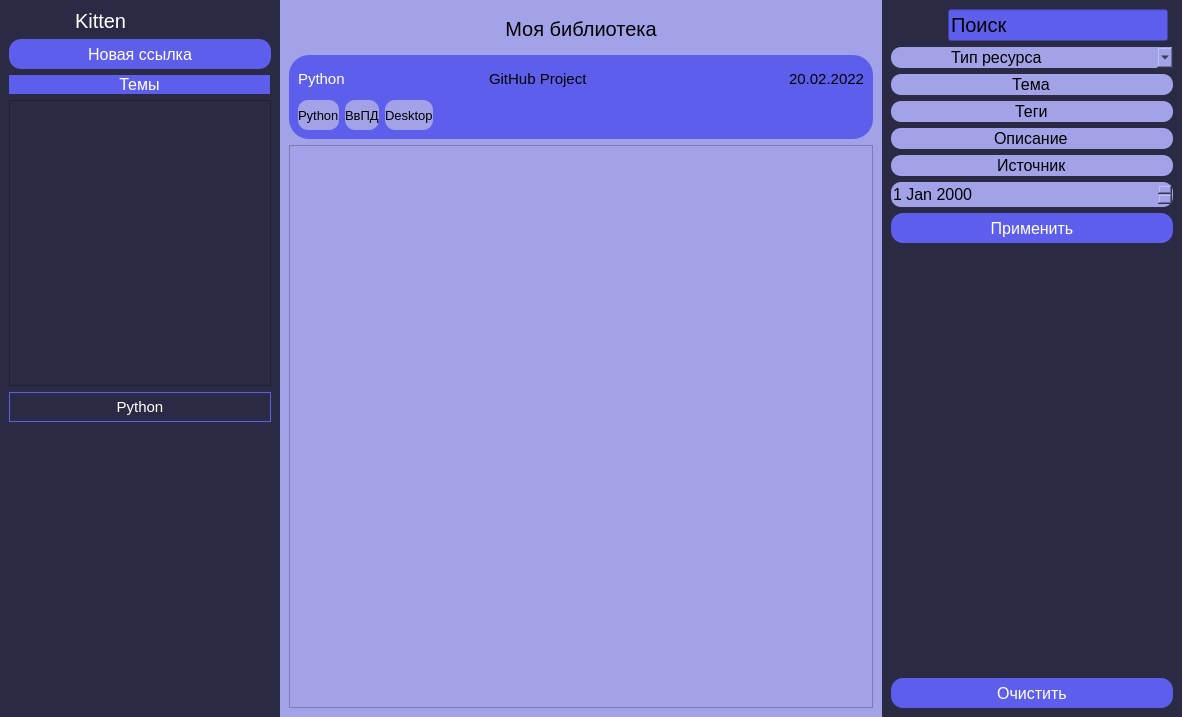
The window that orig.ui (Liqror/Links-agregator) describes before a commit, drawn with Qt 5.
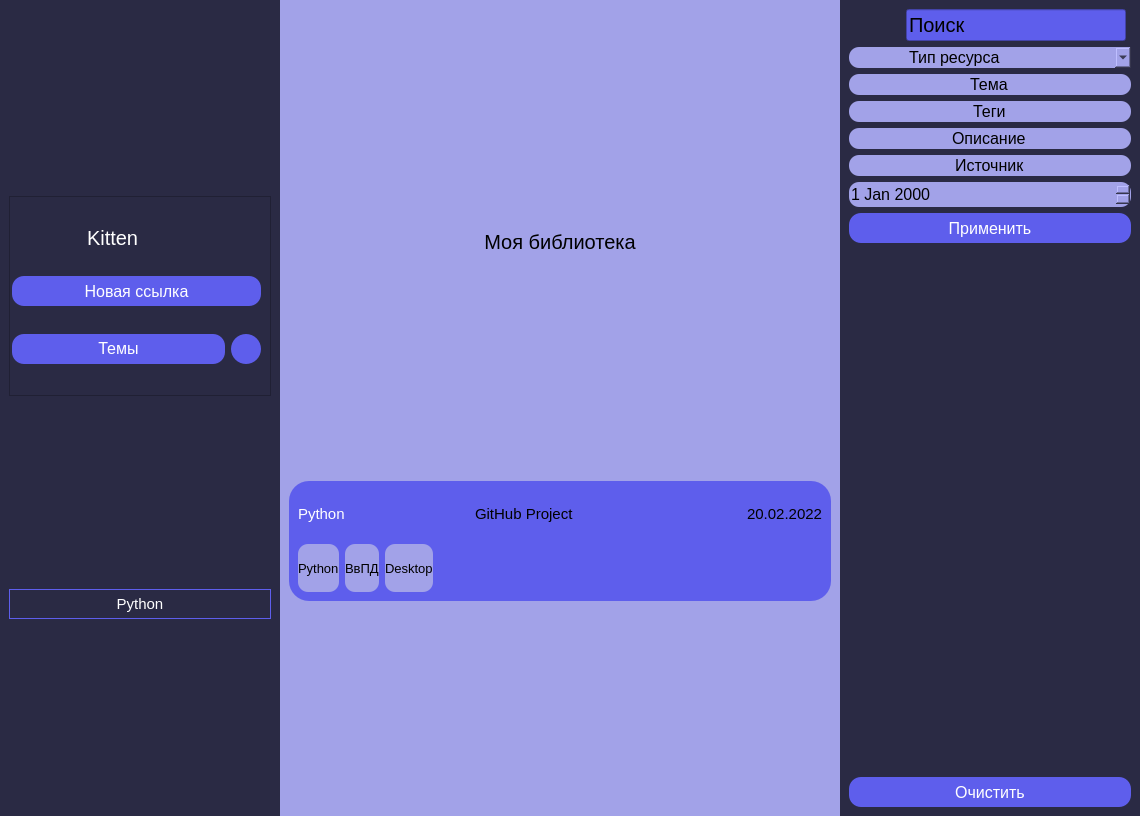
The same window after the commit. Icons and pictures are not drawn.

Commit message: Поправка макета в дизайнере, добавление pyqt5 в venv

```diff
--- a/orig.ui
+++ b/orig.ui
@@ -6,15 +6,18 @@
    <rect>
     <x>0</x>
     <y>0</y>
-    <width>1182</width>
-    <height>717</height>
+    <width>1140</width>
+    <height>816</height>
    </rect>
   </property>
   <property name="windowTitle">
    <string>MainWindow</string>
   </property>
   <widget class="QWidget" name="centralwidget">
-   <layout class="QGridLayout" name="gridLayout">
+   <layout class="QHBoxLayout" name="horizontalLayout_3">
+    <property name="spacing">
+     <number>0</number>
+    </property>
     <property name="leftMargin">
      <number>0</number>
     </property>
@@ -27,10 +30,530 @@
     <property name="bottomMargin">
      <number>0</number>
     </property>
-    <property name="spacing">
-     <number>0</number>
-    </property>
-    <item row="0" column="2">
+    <item>
+     <widget class="QFrame" name="userThemeFrame">
+      <property name="minimumSize">
+       <size>
+        <width>280</width>
+        <height>0</height>
+       </size>
+      </property>
+      <property name="maximumSize">
+       <size>
+        <width>282</width>
+        <height>16777215</height>
+       </size>
+      </property>
+      <property name="styleSheet">
+       <string notr="true">background-color: rgb(42, 42, 68);</string>
+      </property>
+      <layout class="QVBoxLayout" name="userThemeLayout">
+       <item>
+        <widget class="QFrame" name="userFrame">
+         <property name="enabled">
+          <bool>true</bool>
+         </property>
+         <property name="maximumSize">
+          <size>
+           <width>16777215</width>
+           <height>200</height>
+          </size>
+         </property>
+         <property name="frameShape">
+          <enum>QFrame::StyledPanel</enum>
+         </property>
+         <property name="frameShadow">
+          <enum>QFrame::Raised</enum>
+         </property>
+         <layout class="QVBoxLayout" name="verticalLayout_5">
+          <property name="leftMargin">
+           <number>2</number>
+          </property>
+          <item>
+           <widget class="QWidget" name="userWidget" native="true">
+            <property name="sizePolicy">
+             <sizepolicy hsizetype="Preferred" vsizetype="Fixed">
+              <horstretch>0</horstretch>
+              <verstretch>0</verstretch>
+             </sizepolicy>
+            </property>
+            <layout class="QHBoxLayout" name="user">
+             <item>
+              <widget class="QLabel" name="userImage">
+               <property name="maximumSize">
+                <size>
+                 <width>60</width>
+                 <height>50</height>
+                </size>
+               </property>
+               <property name="styleSheet">
+                <string notr="true">border-radius: 5px;</string>
+               </property>
+               <property name="text">
+                <string/>
+               </property>
+               <property name="pixmap">
+                <pixmap>Pic/rounded-userdog.png</pixmap>
+               </property>
+               <property name="scaledContents">
+                <bool>true</bool>
+               </property>
+              </widget>
+             </item>
+             <item>
+              <widget class="QLabel" name="userName">
+               <property name="font">
+                <font>
+                 <family>Arial</family>
+                 <pointsize>15</pointsize>
+                </font>
+               </property>
+               <property name="styleSheet">
+                <string notr="true">color: rgb(255, 255, 255);</string>
+               </property>
+               <property name="text">
+                <string>Kitten</string>
+               </property>
+               <property name="textFormat">
+                <enum>Qt::AutoText</enum>
+               </property>
+               <property name="alignment">
+                <set>Qt::AlignLeading|Qt::AlignLeft|Qt::AlignVCenter</set>
+               </property>
+              </widget>
+             </item>
+            </layout>
+           </widget>
+          </item>
+          <item>
+           <widget class="QPushButton" name="newLinkButton">
+            <property name="minimumSize">
+             <size>
+              <width>0</width>
+              <height>30</height>
+             </size>
+            </property>
+            <property name="font">
+             <font>
+              <pointsize>12</pointsize>
+             </font>
+            </property>
+            <property name="styleSheet">
+             <string notr="true">background: #5E5EEC;
+border-radius: 12px;
+color: rgb(255, 255, 255);</string>
+            </property>
+            <property name="text">
+             <string>Новая ссылка</string>
+            </property>
+            <property name="iconSize">
+             <size>
+              <width>16</width>
+              <height>16</height>
+             </size>
+            </property>
+           </widget>
+          </item>
+          <item>
+           <widget class="QWidget" name="themeWidget" native="true">
+            <property name="sizePolicy">
+             <sizepolicy hsizetype="Minimum" vsizetype="Fixed">
+              <horstretch>0</horstretch>
+              <verstretch>0</verstretch>
+             </sizepolicy>
+            </property>
+            <property name="maximumSize">
+             <size>
+              <width>262</width>
+              <height>52</height>
+             </size>
+            </property>
+            <layout class="QHBoxLayout" name="addNewTheme">
+             <property name="leftMargin">
+              <number>0</number>
+             </property>
+             <property name="rightMargin">
+              <number>0</number>
+             </property>
+             <item>
+              <widget class="QLabel" name="themeLable">
+               <property name="sizePolicy">
+                <sizepolicy hsizetype="Minimum" vsizetype="Fixed">
+                 <horstretch>0</horstretch>
+                 <verstretch>0</verstretch>
+                </sizepolicy>
+               </property>
+               <property name="minimumSize">
+                <size>
+                 <width>0</width>
+                 <height>30</height>
+                </size>
+               </property>
+               <property name="font">
+                <font>
+                 <pointsize>12</pointsize>
+                </font>
+               </property>
+               <property name="cursor">
+                <cursorShape>ArrowCursor</cursorShape>
+               </property>
+               <property name="focusPolicy">
+                <enum>Qt::WheelFocus</enum>
+               </property>
+               <property name="styleSheet">
+                <string notr="true">background: #5E5EEC;
+border-radius: 12px;
+color: rgb(255, 255, 255);</string>
+               </property>
+               <property name="text">
+                <string>Темы</string>
+               </property>
+               <property name="scaledContents">
+                <bool>false</bool>
+               </property>
+               <property name="alignment">
+                <set>Qt::AlignCenter</set>
+               </property>
+              </widget>
+             </item>
+             <item>
+              <widget class="QLabel" name="plas">
+               <property name="maximumSize">
+                <size>
+                 <width>30</width>
+                 <height>30</height>
+                </size>
+               </property>
+               <property name="focusPolicy">
+                <enum>Qt::WheelFocus</enum>
+               </property>
+               <property name="styleSheet">
+                <string notr="true">background: #5E5EEC;
+border-radius: 15px;
+color: rgb(255, 255, 255);</string>
+               </property>
+               <property name="text">
+                <string/>
+               </property>
+               <property name="pixmap">
+                <pixmap>Pic/другой плюс.png</pixmap>
+               </property>
+               <property name="scaledContents">
+                <bool>true</bool>
+               </property>
+              </widget>
+             </item>
+            </layout>
+            <zorder>themeLable</zorder>
+            <zorder>plas</zorder>
+           </widget>
+          </item>
+         </layout>
+        </widget>
+       </item>
+       <item>
+        <layout class="QVBoxLayout" name="themesLayout"/>
+       </item>
+       <item>
+        <widget class="QPushButton" name="theme_1">
+         <property name="minimumSize">
+          <size>
+           <width>215</width>
+           <height>30</height>
+          </size>
+         </property>
+         <property name="font">
+          <font>
+           <family>Arial</family>
+           <pointsize>11</pointsize>
+          </font>
+         </property>
+         <property name="styleSheet">
+          <string notr="true">border: 1px solid #5E5EEC; 
+
+color: rgb(255, 255, 255);</string>
+         </property>
+         <property name="text">
+          <string>Python</string>
+         </property>
+        </widget>
+       </item>
+      </layout>
+     </widget>
+    </item>
+    <item>
+     <widget class="QFrame" name="Frame">
+      <property name="maximumSize">
+       <size>
+        <width>16777215</width>
+        <height>16777215</height>
+       </size>
+      </property>
+      <property name="styleSheet">
+       <string notr="true">background-color: rgb(162, 162, 232);</string>
+      </property>
+      <layout class="QVBoxLayout" name="libraryLayout">
+       <item>
+        <widget class="QFrame" name="nameFrame">
+         <property name="maximumSize">
+          <size>
+           <width>16777215</width>
+           <height>60</height>
+          </size>
+         </property>
+         <layout class="QHBoxLayout" name="horizontalLayout">
+          <property name="sizeConstraint">
+           <enum>QLayout::SetMaximumSize</enum>
+          </property>
+          <item>
+           <widget class="QLabel" name="label">
+            <property name="maximumSize">
+             <size>
+              <width>45</width>
+              <height>40</height>
+             </size>
+            </property>
+            <property name="text">
+             <string/>
+            </property>
+            <property name="pixmap">
+             <pixmap>Pic/стрелка назад для темы2.jpg</pixmap>
+            </property>
+            <property name="scaledContents">
+             <bool>true</bool>
+            </property>
+           </widget>
+          </item>
+          <item>
+           <widget class="QLabel" name="nameOfLayout">
+            <property name="minimumSize">
+             <size>
+              <width>400</width>
+              <height>40</height>
+             </size>
+            </property>
+            <property name="maximumSize">
+             <size>
+              <width>16777215</width>
+              <height>50</height>
+             </size>
+            </property>
+            <property name="font">
+             <font>
+              <family>Arial</family>
+              <pointsize>15</pointsize>
+             </font>
+            </property>
+            <property name="text">
+             <string>Моя библиотека</string>
+            </property>
+            <property name="alignment">
+             <set>Qt::AlignCenter</set>
+            </property>
+           </widget>
+          </item>
+          <item>
+           <widget class="QLabel" name="nothingLabel">
+            <property name="maximumSize">
+             <size>
+              <width>45</width>
+              <height>40</height>
+             </size>
+            </property>
+            <property name="text">
+             <string/>
+            </property>
+           </widget>
+          </item>
+         </layout>
+        </widget>
+       </item>
+       <item>
+        <widget class="QFrame" name="linkFrame">
+         <property name="maximumSize">
+          <size>
+           <width>16777215</width>
+           <height>120</height>
+          </size>
+         </property>
+         <property name="styleSheet">
+          <string notr="true">background: #5E5EEC;
+border-radius: 20px;</string>
+         </property>
+         <layout class="QVBoxLayout" name="linkLayout">
+          <item>
+           <layout class="QHBoxLayout" name="linkDescription">
+            <item>
+             <widget class="QLabel" name="themeName_2">
+              <property name="minimumSize">
+               <size>
+                <width>0</width>
+                <height>0</height>
+               </size>
+              </property>
+              <property name="font">
+               <font>
+                <family>Arial</family>
+                <pointsize>11</pointsize>
+               </font>
+              </property>
+              <property name="styleSheet">
+               <string notr="true">color: rgb(255, 255, 255);</string>
+              </property>
+              <property name="text">
+               <string>Python</string>
+              </property>
+             </widget>
+            </item>
+            <item>
+             <widget class="QLabel" name="linksName_2">
+              <property name="minimumSize">
+               <size>
+                <width>0</width>
+                <height>30</height>
+               </size>
+              </property>
+              <property name="font">
+               <font>
+                <family>Arial</family>
+                <pointsize>11</pointsize>
+               </font>
+              </property>
+              <property name="text">
+               <string>GitHub Project</string>
+              </property>
+             </widget>
+            </item>
+            <item>
+             <widget class="QLabel" name="dateOfCreation_2">
+              <property name="enabled">
+               <bool>true</bool>
+              </property>
+              <property name="font">
+               <font>
+                <family>Arial</family>
+                <pointsize>11</pointsize>
+               </font>
+              </property>
+              <property name="layoutDirection">
+               <enum>Qt::LeftToRight</enum>
+              </property>
+              <property name="text">
+               <string>20.02.2022</string>
+              </property>
+              <property name="alignment">
+               <set>Qt::AlignRight|Qt::AlignTrailing|Qt::AlignVCenter</set>
+              </property>
+             </widget>
+            </item>
+           </layout>
+          </item>
+          <item>
+           <layout class="QHBoxLayout" name="tagslLayout">
+            <item>
+             <widget class="QLabel" name="tag_3">
+              <property name="minimumSize">
+               <size>
+                <width>0</width>
+                <height>30</height>
+               </size>
+              </property>
+              <property name="font">
+               <font>
+                <family>Arial</family>
+                <pointsize>10</pointsize>
+               </font>
+              </property>
+              <property name="styleSheet">
+               <string notr="true">background: #A2A2E8;
+border-radius: 10px;</string>
+              </property>
+              <property name="text">
+               <string>Python</string>
+              </property>
+             </widget>
+            </item>
+            <item>
+             <widget class="QLabel" name="tag_2">
+              <property name="minimumSize">
+               <size>
+                <width>0</width>
+                <height>30</height>
+               </size>
+              </property>
+              <property name="font">
+               <font>
+                <family>Arial</family>
+                <pointsize>10</pointsize>
+               </font>
+              </property>
+              <property name="styleSheet">
+               <string notr="true">background: #A2A2E8;
+border-radius: 10px;</string>
+              </property>
+              <property name="text">
+               <string>ВвПД</string>
+              </property>
+             </widget>
+            </item>
+            <item>
+             <widget class="QLabel" name="tag">
+              <property name="minimumSize">
+               <size>
+                <width>0</width>
+                <height>30</height>
+               </size>
+              </property>
+              <property name="maximumSize">
+               <size>
+                <width>16777215</width>
+                <height>16777215</height>
+               </size>
+              </property>
+              <property name="font">
+               <font>
+                <family>Arial</family>
+                <pointsize>10</pointsize>
+               </font>
+              </property>
+              <property name="styleSheet">
+               <string notr="true">background: #A2A2E8;
+border-radius: 10px;</string>
+              </property>
+              <property name="text">
+               <string>Desktop</string>
+              </property>
+             </widget>
+            </item>
+            <item>
+             <spacer name="tagSpacer">
+              <property name="orientation">
+               <enum>Qt::Horizontal</enum>
+              </property>
+              <property name="sizeHint" stdset="0">
+               <size>
+                <width>40</width>
+                <height>20</height>
+               </size>
+              </property>
+             </spacer>
+            </item>
+           </layout>
+          </item>
+         </layout>
+        </widget>
+       </item>
+       <item>
+        <layout class="QVBoxLayout" name="centralLayout">
+         <property name="sizeConstraint">
+          <enum>QLayout::SetNoConstraint</enum>
+         </property>
+        </layout>
+       </item>
+      </layout>
+     </widget>
+    </item>
+    <item>
      <widget class="QFrame" name="searchFrame">
       <property name="maximumSize">
        <size>
@@ -310,453 +833,6 @@
       </layout>
      </widget>
     </item>
-    <item row="0" column="1">
-     <widget class="QFrame" name="Frame">
-      <property name="maximumSize">
-       <size>
-        <width>16777215</width>
-        <height>16777215</height>
-       </size>
-      </property>
-      <property name="styleSheet">
-       <string notr="true">background-color: rgb(162, 162, 232);</string>
-      </property>
-      <layout class="QVBoxLayout" name="libraryLayout">
-       <item>
-        <layout class="QHBoxLayout" name="horizontalLayout">
-         <item>
-          <widget class="QLabel" name="label">
-           <property name="maximumSize">
-            <size>
-             <width>45</width>
-             <height>40</height>
-            </size>
-           </property>
-           <property name="text">
-            <string/>
-           </property>
-           <property name="pixmap">
-            <pixmap>Pic/стрелка назад для темы2.jpg</pixmap>
-           </property>
-           <property name="scaledContents">
-            <bool>true</bool>
-           </property>
-          </widget>
-         </item>
-         <item>
-          <widget class="QLabel" name="nameOfLayout">
-           <property name="minimumSize">
-            <size>
-             <width>400</width>
-             <height>40</height>
-            </size>
-           </property>
-           <property name="maximumSize">
-            <size>
-             <width>16777215</width>
-             <height>16777215</height>
-            </size>
-           </property>
-           <property name="font">
-            <font>
-             <family>Arial</family>
-             <pointsize>15</pointsize>
-            </font>
-           </property>
-           <property name="text">
-            <string>Моя библиотека</string>
-           </property>
-           <property name="alignment">
-            <set>Qt::AlignCenter</set>
-           </property>
-          </widget>
-         </item>
-         <item>
-          <widget class="QLabel" name="nothingLabel">
-           <property name="maximumSize">
-            <size>
-             <width>45</width>
-             <height>40</height>
-            </size>
-           </property>
-           <property name="text">
-            <string/>
-           </property>
-          </widget>
-         </item>
-        </layout>
-       </item>
-       <item>
-        <widget class="QFrame" name="linkFrame">
-         <property name="styleSheet">
-          <string notr="true">background: #5E5EEC;
-border-radius: 20px;</string>
-         </property>
-         <layout class="QVBoxLayout" name="linkLayout">
-          <item>
-           <layout class="QHBoxLayout" name="linkDescription">
-            <item>
-             <widget class="QLabel" name="themeName_2">
-              <property name="minimumSize">
-               <size>
-                <width>0</width>
-                <height>0</height>
-               </size>
-              </property>
-              <property name="font">
-               <font>
-                <family>Arial</family>
-                <pointsize>11</pointsize>
-               </font>
-              </property>
-              <property name="styleSheet">
-               <string notr="true">color: rgb(255, 255, 255);</string>
-              </property>
-              <property name="text">
-               <string>Python</string>
-              </property>
-             </widget>
-            </item>
-            <item>
-             <widget class="QLabel" name="linksName_2">
-              <property name="minimumSize">
-               <size>
-                <width>0</width>
-                <height>30</height>
-               </size>
-              </property>
-              <property name="font">
-               <font>
-                <family>Arial</family>
-                <pointsize>11</pointsize>
-               </font>
-              </property>
-              <property name="text">
-               <string>GitHub Project</string>
-              </property>
-             </widget>
-            </item>
-            <item>
-             <widget class="QLabel" name="dateOfCreation_2">
-              <property name="enabled">
-               <bool>true</bool>
-              </property>
-              <property name="font">
-               <font>
-                <family>Arial</family>
-                <pointsize>11</pointsize>
-               </font>
-              </property>
-              <property name="layoutDirection">
-               <enum>Qt::LeftToRight</enum>
-              </property>
-              <property name="text">
-               <string>20.02.2022</string>
-              </property>
-              <property name="alignment">
-               <set>Qt::AlignRight|Qt::AlignTrailing|Qt::AlignVCenter</set>
-              </property>
-             </widget>
-            </item>
-           </layout>
-          </item>
-          <item>
-           <layout class="QHBoxLayout" name="tagslLayout">
-            <item>
-             <widget class="QLabel" name="tag_3">
-              <property name="minimumSize">
-               <size>
-                <width>0</width>
-                <height>30</height>
-               </size>
-              </property>
-              <property name="font">
-               <font>
-                <family>Arial</family>
-                <pointsize>10</pointsize>
-               </font>
-              </property>
-              <property name="styleSheet">
-               <string notr="true">background: #A2A2E8;
-border-radius: 10px;</string>
-              </property>
-              <property name="text">
-               <string>Python</string>
-              </property>
-             </widget>
-            </item>
-            <item>
-             <widget class="QLabel" name="tag_2">
-              <property name="minimumSize">
-               <size>
-                <width>0</width>
-                <height>30</height>
-               </size>
-              </property>
-              <property name="font">
-               <font>
-                <family>Arial</family>
-                <pointsize>10</pointsize>
-               </font>
-              </property>
-              <property name="styleSheet">
-               <string notr="true">background: #A2A2E8;
-border-radius: 10px;</string>
-              </property>
-              <property name="text">
-               <string>ВвПД</string>
-              </property>
-             </widget>
-            </item>
-            <item>
-             <widget class="QLabel" name="tag">
-              <property name="minimumSize">
-               <size>
-                <width>0</width>
-                <height>30</height>
-               </size>
-              </property>
-              <property name="maximumSize">
-               <size>
-                <width>16777215</width>
-                <height>16777215</height>
-               </size>
-              </property>
-              <property name="font">
-               <font>
-                <family>Arial</family>
-                <pointsize>10</pointsize>
-               </font>
-              </property>
-              <property name="styleSheet">
-               <string notr="true">background: #A2A2E8;
-border-radius: 10px;</string>
-              </property>
-              <property name="text">
-               <string>Desktop</string>
-              </property>
-             </widget>
-            </item>
-            <item>
-             <spacer name="tagSpacer">
-              <property name="orientation">
-               <enum>Qt::Horizontal</enum>
-              </property>
-              <property name="sizeHint" stdset="0">
-               <size>
-                <width>40</width>
-                <height>20</height>
-               </size>
-              </property>
-             </spacer>
-            </item>
-           </layout>
-          </item>
-         </layout>
-        </widget>
-       </item>
-       <item>
-        <widget class="QListView" name="libraryView"/>
-       </item>
-      </layout>
-     </widget>
-    </item>
-    <item row="0" column="0">
-     <widget class="QFrame" name="userThemeFrame">
-      <property name="minimumSize">
-       <size>
-        <width>0</width>
-        <height>0</height>
-       </size>
-      </property>
-      <property name="maximumSize">
-       <size>
-        <width>280</width>
-        <height>16777215</height>
-       </size>
-      </property>
-      <property name="styleSheet">
-       <string notr="true">background-color: rgb(42, 42, 68);</string>
-      </property>
-      <layout class="QVBoxLayout" name="userThemeLayout">
-       <item>
-        <layout class="QHBoxLayout" name="user">
-         <item>
-          <widget class="QLabel" name="userImage">
-           <property name="maximumSize">
-            <size>
-             <width>60</width>
-             <height>50</height>
-            </size>
-           </property>
-           <property name="styleSheet">
-            <string notr="true">border-radius: 5px;</string>
-           </property>
-           <property name="text">
-            <string/>
-           </property>
-           <property name="pixmap">
-            <pixmap>Pic/rounded-userdog.png</pixmap>
-           </property>
-           <property name="scaledContents">
-            <bool>true</bool>
-           </property>
-          </widget>
-         </item>
-         <item>
-          <widget class="QLabel" name="userName">
-           <property name="font">
-            <font>
-             <family>Arial</family>
-             <pointsize>15</pointsize>
-            </font>
-           </property>
-           <property name="styleSheet">
-            <string notr="true">color: rgb(255, 255, 255);</string>
-           </property>
-           <property name="text">
-            <string>Kitten</string>
-           </property>
-           <property name="textFormat">
-            <enum>Qt::AutoText</enum>
-           </property>
-           <property name="alignment">
-            <set>Qt::AlignLeading|Qt::AlignLeft|Qt::AlignVCenter</set>
-           </property>
-          </widget>
-         </item>
-        </layout>
-       </item>
-       <item>
-        <widget class="QPushButton" name="newLinkButton">
-         <property name="minimumSize">
-          <size>
-           <width>0</width>
-           <height>30</height>
-          </size>
-         </property>
-         <property name="font">
-          <font>
-           <pointsize>12</pointsize>
-          </font>
-         </property>
-         <property name="styleSheet">
-          <string notr="true">background: #5E5EEC;
-border-radius: 12px;
-color: rgb(255, 255, 255);</string>
-         </property>
-         <property name="text">
-          <string>Новая ссылка</string>
-         </property>
-         <property name="iconSize">
-          <size>
-           <width>16</width>
-           <height>16</height>
-          </size>
-         </property>
-        </widget>
-       </item>
-       <item>
-        <layout class="QHBoxLayout" name="addNewTheme">
-         <item>
-          <widget class="QLabel" name="themeLable">
-           <property name="minimumSize">
-            <size>
-             <width>261</width>
-             <height>0</height>
-            </size>
-           </property>
-           <property name="font">
-            <font>
-             <pointsize>12</pointsize>
-            </font>
-           </property>
-           <property name="cursor">
-            <cursorShape>ArrowCursor</cursorShape>
-           </property>
-           <property name="styleSheet">
-            <string notr="true">background: #5E5EEC;
-border-radius: 12px;
-color: rgb(255, 255, 255);</string>
-           </property>
-           <property name="text">
-            <string>Темы</string>
-           </property>
-           <property name="alignment">
-            <set>Qt::AlignCenter</set>
-           </property>
-          </widget>
-         </item>
-         <item>
-          <widget class="QLabel" name="plas">
-           <property name="maximumSize">
-            <size>
-             <width>30</width>
-             <height>30</height>
-            </size>
-           </property>
-           <property name="focusPolicy">
-            <enum>Qt::WheelFocus</enum>
-           </property>
-           <property name="styleSheet">
-            <string notr="true">background: transparent;</string>
-           </property>
-           <property name="text">
-            <string/>
-           </property>
-           <property name="pixmap">
-            <pixmap>Pic/другой плюс.png</pixmap>
-           </property>
-           <property name="scaledContents">
-            <bool>true</bool>
-           </property>
-          </widget>
-         </item>
-        </layout>
-       </item>
-       <item>
-        <widget class="QListView" name="listView"/>
-       </item>
-       <item>
-        <widget class="QPushButton" name="theme_1">
-         <property name="minimumSize">
-          <size>
-           <width>215</width>
-           <height>30</height>
-          </size>
-         </property>
-         <property name="font">
-          <font>
-           <family>Arial</family>
-           <pointsize>11</pointsize>
-          </font>
-         </property>
-         <property name="styleSheet">
-          <string notr="true">border: 1px solid #5E5EEC; 
-
-color: rgb(255, 255, 255);</string>
-         </property>
-         <property name="text">
-          <string>Python</string>
-         </property>
-        </widget>
-       </item>
-       <item>
-        <spacer name="themeSpacer">
-         <property name="orientation">
-          <enum>Qt::Vertical</enum>
-         </property>
-         <property name="sizeHint" stdset="0">
-          <size>
-           <width>20</width>
-           <height>40</height>
-          </size>
-         </property>
-        </spacer>
-       </item>
-      </layout>
-     </widget>
-    </item>
    </layout>
   </widget>
  </widget>
```
The commit also changes 3 other files.
